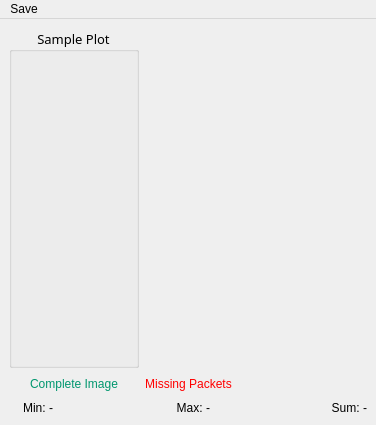
First picture: the form in slsDetectorGui/forms/form_cloneplot.ui, repository slsdetectorgroup/slsDetectorPackage, before the edit.
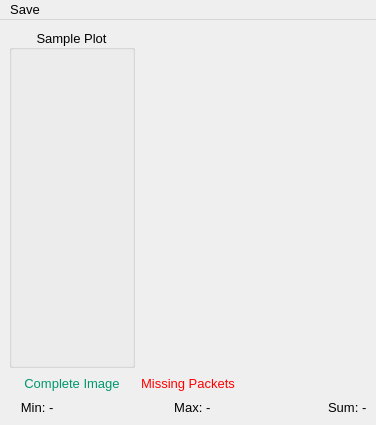
Second picture: the form after the edit.

Commit message: kind of works with scroll, font left and other minor adjustments

What changed in the file:
```diff
--- a/slsDetectorGui/forms/form_cloneplot.ui
+++ b/slsDetectorGui/forms/form_cloneplot.ui
@@ -16,6 +16,11 @@
     <height>300</height>
    </size>
   </property>
+  <property name="font">
+   <font>
+    <pointsize>10</pointsize>
+   </font>
+  </property>
   <property name="windowTitle">
    <string>MainWindow</string>
   </property>
@@ -31,7 +36,7 @@
       </property>
       <property name="font">
        <font>
-        <family>Sans Serif</family>
+        <family>Cantarell</family>
         <pointsize>10</pointsize>
        </font>
       </property>
@@ -384,7 +389,7 @@
      <x>0</x>
      <y>0</y>
      <width>376</width>
-     <height>27</height>
+     <height>26</height>
     </rect>
    </property>
    <widget class="QMenu" name="menuSave">
```
Left out of the diff: 22 changed lines with no effect on the pictures. The commit also changes 7 other files.
